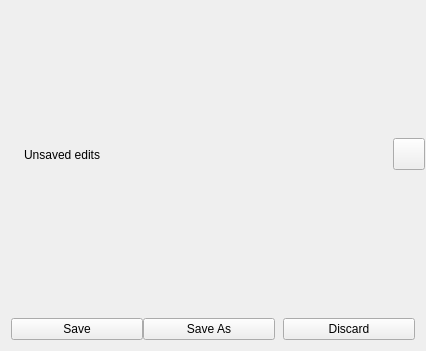
The window that qimgv/gui/overlays/saveconfirmoverlay.ui (do-i/thumbgrid) describes before a commit, drawn with Qt 5.
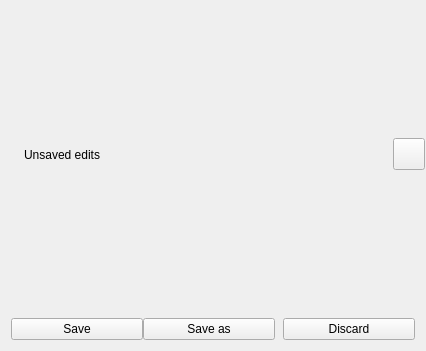
The same window after the commit. Icons and pictures are not drawn.

Patch:
```diff
--- a/qimgv/gui/overlays/saveconfirmoverlay.ui
+++ b/qimgv/gui/overlays/saveconfirmoverlay.ui
@@ -159,7 +159,7 @@
         <string>ButtonSetRight</string>
        </property>
        <property name="text">
-        <string>Save As</string>
+        <string>Save as</string>
        </property>
       </widget>
      </item>
```
Left out of the diff: 20 changed lines with no effect on the pictures.
